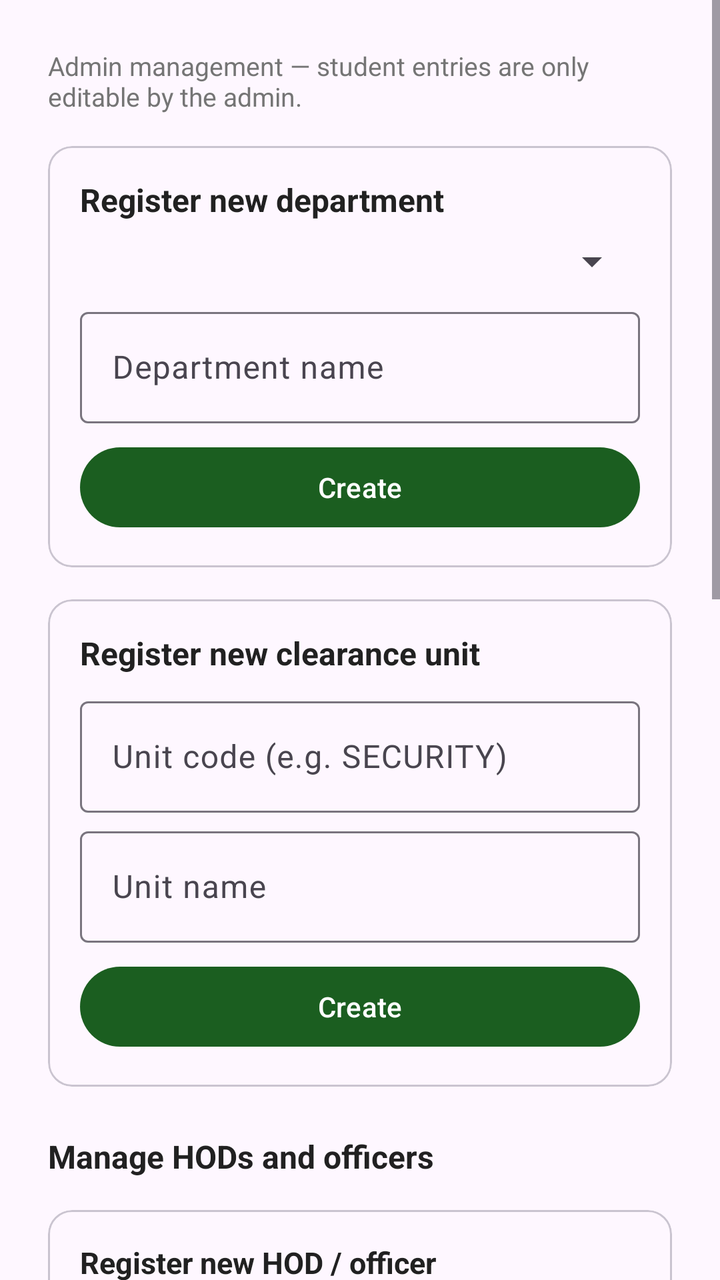
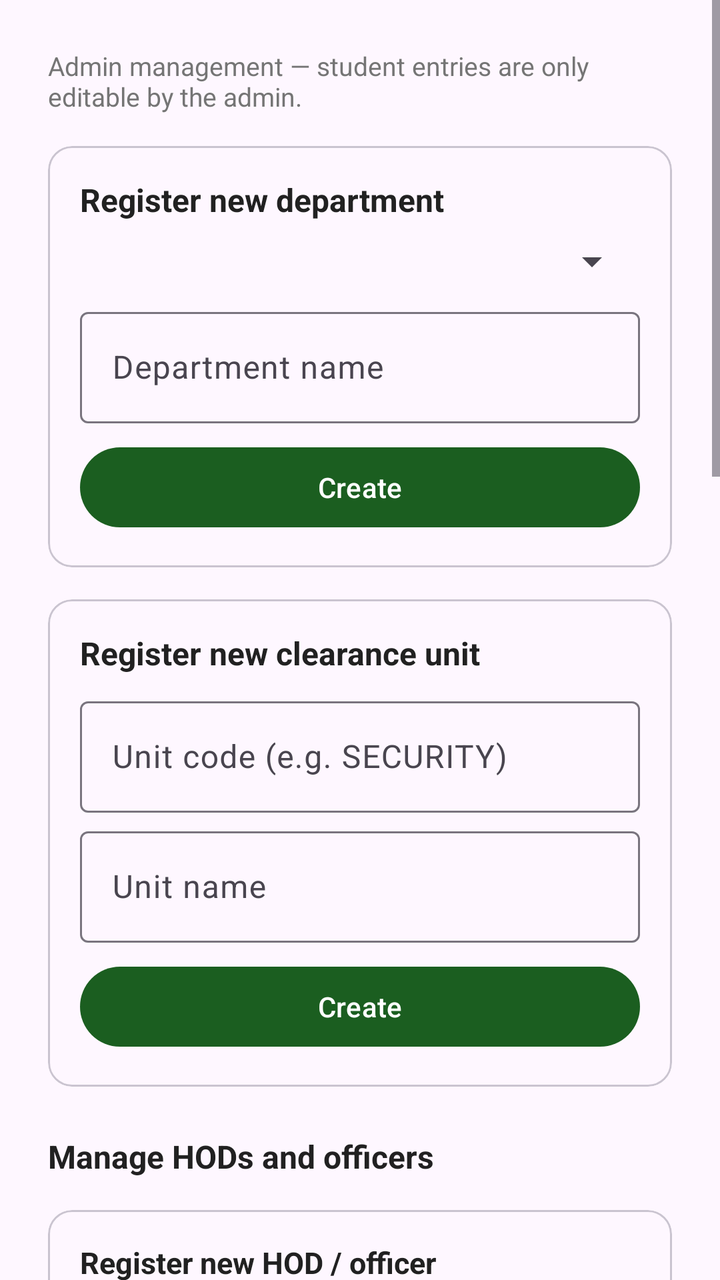

Before-and-after screenshots of an Android layout around one commit, followed by the original layout XML and the change that was made.
<!-- AndroidManifest.xml: application theme Theme.StudentClearance -->
<!-- res/layout/activity_admin_dashboard.xml -->
<?xml version="1.0" encoding="utf-8"?>
<ScrollView xmlns:android="http://schemas.android.com/apk/res/android"
    xmlns:app="http://schemas.android.com/apk/res-auto"
    android:layout_width="match_parent"
    android:layout_height="match_parent">

    <LinearLayout
        android:layout_width="match_parent"
        android:layout_height="wrap_content"
        android:orientation="vertical"
        android:padding="24dp">

        <TextView
            android:layout_width="wrap_content"
            android:layout_height="wrap_content"
            android:text="@string/misc"
            android:textSize="13sp"
            android:textColor="@color/secondary_text" />

        
        <com.google.android.material.card.MaterialCardView
            android:layout_width="match_parent"
            android:layout_height="wrap_content"
            android:layout_marginTop="16dp">

            <LinearLayout
                android:layout_width="match_parent"
                android:layout_height="wrap_content"
                android:orientation="vertical"
                android:padding="16dp">

                <TextView
                    android:layout_width="match_parent"
                    android:layout_height="wrap_content"
                    android:text="@string/admin_register_dept"
                    android:textSize="16sp"
                    android:textStyle="bold"
                    android:textColor="@color/primary_text" />

                <Spinner
                    android:id="@+id/spinnerAdminFaculty"
                    android:layout_width="match_parent"
                    android:layout_height="wrap_content"
                    android:layout_marginTop="8dp"
                    android:prompt="@string/admin_faculty_hint" />

                <com.google.android.material.textfield.TextInputLayout
                    android:layout_width="match_parent"
                    android:layout_height="wrap_content"
                    android:layout_marginTop="8dp"
                    android:hint="@string/admin_department_name_hint">

                    <com.google.android.material.textfield.TextInputEditText
                        android:id="@+id/etDeptName"
                        android:layout_width="match_parent"
                        android:layout_height="wrap_content"
                        android:inputType="text"
                        android:imeOptions="actionDone" />
                </com.google.android.material.textfield.TextInputLayout>

                <com.google.android.material.button.MaterialButton
                    android:id="@+id/btnCreateDept"
                    android:layout_width="match_parent"
                    android:layout_height="wrap_content"
                    android:layout_marginTop="8dp"
                    android:text="@string/admin_create" />
            </LinearLayout>
        </com.google.android.material.card.MaterialCardView>

        
        <com.google.android.material.card.MaterialCardView
            android:layout_width="match_parent"
            android:layout_height="wrap_content"
            android:layout_marginTop="16dp">

            <LinearLayout
                android:layout_width="match_parent"
                android:layout_height="wrap_content"
                android:orientation="vertical"
                android:padding="16dp">

                <TextView
                    android:layout_width="match_parent"
                    android:layout_height="wrap_content"
                    android:text="@string/admin_register_unit"
                    android:textSize="16sp"
                    android:textStyle="bold"
                    android:textColor="@color/primary_text" />

                <com.google.android.material.textfield.TextInputLayout
                    android:layout_width="match_parent"
                    android:layout_height="wrap_content"
                    android:layout_marginTop="8dp"
                    android:hint="@string/admin_unit_code_hint">

                    <com.google.android.material.textfield.TextInputEditText
                        android:id="@+id/etUnitCode"
                        android:layout_width="match_parent"
                        android:layout_height="wrap_content"
                        android:inputType="text"
                        android:imeOptions="actionNext" />
                </com.google.android.material.textfield.TextInputLayout>

                <com.google.android.material.textfield.TextInputLayout
                    android:layout_width="match_parent"
                    android:layout_height="wrap_content"
                    android:layout_marginTop="4dp"
                    android:hint="@string/admin_unit_name_hint">

                    <com.google.android.material.textfield.TextInputEditText
                        android:id="@+id/etUnitName"
                        android:layout_width="match_parent"
                        android:layout_height="wrap_content"
                        android:inputType="text"
                        android:imeOptions="actionDone" />
                </com.google.android.material.textfield.TextInputLayout>

                <com.google.android.material.button.MaterialButton
                    android:id="@+id/btnCreateUnit"
                    android:layout_width="match_parent"
                    android:layout_height="wrap_content"
                    android:layout_marginTop="8dp"
                    android:text="@string/admin_create" />
            </LinearLayout>
        </com.google.android.material.card.MaterialCardView>

        
        <TextView
            android:layout_width="match_parent"
            android:layout_height="wrap_content"
            android:layout_marginTop="24dp"
            android:text="@string/admin_manage_staff"
            android:textSize="16sp"
            android:textStyle="bold"
            android:textColor="@color/primary_text" />

        <com.google.android.material.card.MaterialCardView
            android:layout_width="match_parent"
            android:layout_height="wrap_content"
            android:layout_marginTop="16dp">

            <LinearLayout
                android:layout_width="match_parent"
                android:layout_height="wrap_content"
                android:orientation="vertical"
                android:padding="16dp">

                <TextView
                    android:layout_width="match_parent"
                    android:layout_height="wrap_content"
                    android:text="@string/admin_register_staff"
                    android:textSize="15sp"
                    android:textStyle="bold"
                    android:textColor="@color/primary_text" />

                <Spinner
                    android:id="@+id/spinnerHodRole"
                    android:layout_width="match_parent"
                    android:layout_height="wrap_content"
                    android:layout_marginTop="8dp"
                    android:prompt="@string/admin_staff_role_hint" />

                <Spinner
                    android:id="@+id/spinnerHodFaculty"
                    android:layout_width="match_parent"
                    android:layout_height="wrap_content"
                    android:layout_marginTop="8dp"
                    android:prompt="@string/admin_faculty_hint" />

                <Spinner
                    android:id="@+id/spinnerHodDept"
                    android:layout_width="match_parent"
                    android:layout_height="wrap_content"
                    android:layout_marginTop="8dp"
                    android:prompt="@string/admin_staff_dept_hint" />

                <com.google.android.material.textfield.TextInputLayout
                    android:layout_width="match_parent"
                    android:layout_height="wrap_content"
                    android:layout_marginTop="8dp"
                    android:hint="@string/admin_staff_name_hint">

                    <com.google.android.material.textfield.TextInputEditText
                        android:id="@+id/etHodName"
                        android:layout_width="match_parent"
                        android:layout_height="wrap_content"
                        android:inputType="textPersonName"
                        android:imeOptions="actionNext" />
                </com.google.android.material.textfield.TextInputLayout>

                <com.google.android.material.textfield.TextInputLayout
                    android:layout_width="match_parent"
                    android:layout_height="wrap_content"
                    android:layout_marginTop="4dp"
                    android:hint="@string/admin_staff_email_hint">

                    <com.google.android.material.textfield.TextInputEditText
                        android:id="@+id/etHodEmail"
                        android:layout_width="match_parent"
                        android:layout_height="wrap_content"
                        android:inputType="textEmailAddress"
                        android:imeOptions="actionNext" />
                </com.google.android.material.textfield.TextInputLayout>

                <com.google.android.material.textfield.TextInputLayout
                    android:layout_width="match_parent"
                    android:layout_height="wrap_content"
                    android:layout_marginTop="4dp"
                    android:hint="@string/admin_staff_password_hint"
                    app:endIconMode="password_toggle">

                    <com.google.android.material.textfield.TextInputEditText
                        android:id="@+id/etHodPassword"
                        android:layout_width="match_parent"
                        android:layout_height="wrap_content"
                        android:inputType="textPassword"
                        android:imeOptions="actionDone" />
                </com.google.android.material.textfield.TextInputLayout>

                <com.google.android.material.button.MaterialButton
                    android:id="@+id/btnCreateHod"
                    android:layout_width="match_parent"
                    android:layout_height="wrap_content"
                    android:layout_marginTop="8dp"
                    android:text="@string/admin_add_staff" />
            </LinearLayout>
        </com.google.android.material.card.MaterialCardView>

        
        <com.google.android.material.card.MaterialCardView
            android:layout_width="match_parent"
            android:layout_height="wrap_content"
            android:layout_marginTop="16dp">

            <LinearLayout
                android:layout_width="match_parent"
                android:layout_height="wrap_content"
                android:orientation="vertical"
                android:padding="16dp">

                <TextView
                    android:layout_width="match_parent"
                    android:layout_height="wrap_content"
                    android:text="@string/admin_reset_staff_password"
                    android:textSize="15sp"
                    android:textStyle="bold"
                    android:textColor="@color/primary_text" />

                <Spinner
                    android:id="@+id/spinnerSelectStaff"
                    android:layout_width="match_parent"
                    android:layout_height="wrap_content"
                    android:layout_marginTop="8dp"
                    android:prompt="@string/admin_select_staff_hint" />

                <com.google.android.material.textfield.TextInputLayout
                    android:layout_width="match_parent"
                    android:layout_height="wrap_content"
                    android:layout_marginTop="8dp"
                    android:hint="@string/admin_new_password_hint"
                    app:endIconMode="password_toggle">

                    <com.google.android.material.textfield.TextInputEditText
                        android:id="@+id/etStaffNewPassword"
                        android:layout_width="match_parent"
                        android:layout_height="wrap_content"
                        android:inputType="textPassword"
                        android:imeOptions="actionDone" />
                </com.google.android.material.textfield.TextInputLayout>

                <com.google.android.material.button.MaterialButton
                    android:id="@+id/btnResetStaffPassword"
                    android:layout_width="match_parent"
                    android:layout_height="wrap_content"
                    android:layout_marginTop="8dp"
                    android:text="@string/admin_reset_password" />
            </LinearLayout>
        </com.google.android.material.card.MaterialCardView>

        
        <TextView
            android:layout_width="match_parent"
            android:layout_height="wrap_content"
            android:layout_marginTop="24dp"
            android:text="@string/admin_olevel_records"
            android:textSize="16sp"
            android:textStyle="bold"
            android:textColor="@color/primary_text" />

        <com.google.android.material.button.MaterialButton
            android:id="@+id/btnLoadRecords"
            style="@style/Widget.Material3.Button.OutlinedButton"
            android:layout_width="match_parent"
            android:layout_height="wrap_content"
            android:layout_marginTop="8dp"
            android:text="@string/admin_load_records" />

        <LinearLayout
            android:id="@+id/containerRecords"
            android:layout_width="match_parent"
            android:layout_height="wrap_content"
            android:layout_marginTop="8dp"
            android:orientation="vertical" />
    </LinearLayout>
</ScrollView>
<!-- resources referenced by this layout -->
<resources>
  <color name="primary_text">#212121</color>
  <color name="secondary_text">#757575</color>
  <string name="admin_add_staff">Add HOD / Officer</string>
  <string name="admin_create">Create</string>
  <string name="admin_department_name_hint">Department name</string>
  <string name="admin_faculty_hint">Faculty</string>
  <string name="admin_load_records">Load verification records</string>
  <string name="admin_manage_staff">Manage HODs and officers</string>
  <string name="admin_new_password_hint">New password (min 8 chars)</string>
  <string name="admin_olevel_records">Manage O\'Level verification records:</string>
  <string name="admin_register_dept">Register new department</string>
  <string name="admin_register_staff">Register new HOD / officer</string>
  <string name="admin_register_unit">Register new clearance unit</string>
  <string name="admin_reset_password">Reset Password</string>
  <string name="admin_reset_staff_password">Reset HOD / officer password</string>
  <string name="admin_select_staff_hint">Select HOD / officer</string>
  <string name="admin_staff_dept_hint">Department (required for HOD)</string>
  <string name="admin_staff_email_hint">Email (e.g. hod2@tarsu.edu.ng)</string>
  <string name="admin_staff_name_hint">Full name</string>
  <string name="admin_staff_password_hint">Password (min 8 chars)</string>
  <string name="admin_staff_role_hint">Role</string>
  <string name="admin_unit_code_hint">Unit code (e.g. SECURITY)</string>
  <string name="admin_unit_name_hint">Unit name</string>
  <string name="misc">Admin management — student entries are only editable by the admin.</string>
  <style name="Theme.StudentClearance" parent="Theme.Material3.DayNight">
          <item name="colorPrimary">@color/primary</item>
          <item name="colorOnPrimary">@color/white</item>
          <item name="colorSecondary">@color/accent</item>
          <item name="colorError">@color/error</item>
      </style>
  <color name="primary">#1B5E20</color>
  <color name="white">#FFFFFF</color>
  <color name="accent">#F9A825</color>
  <color name="error">#B00020</color>
</resources>

<!-- the commit's change to res/layout/activity_admin_dashboard.xml (unified diff, before → after) -->
@@ -278,6 +278,79 @@
         </com.google.android.material.card.MaterialCardView>
 
         
+        <com.google.android.material.card.MaterialCardView
+            android:layout_width="match_parent"
+            android:layout_height="wrap_content"
+            android:layout_marginTop="16dp">
+
+            <LinearLayout
+                android:layout_width="match_parent"
+                android:layout_height="wrap_content"
+                android:orientation="vertical"
+                android:padding="16dp">
+
+                <TextView
+                    android:layout_width="match_parent"
+                    android:layout_height="wrap_content"
+                    android:text="@string/admin_reset_student_password"
+                    android:textSize="15sp"
+                    android:textStyle="bold"
+                    android:textColor="@color/primary_text" />
+
+                <com.google.android.material.textfield.TextInputLayout
+                    android:layout_width="match_parent"
+                    android:layout_height="wrap_content"
+                    android:layout_marginTop="8dp"
+                    android:hint="@string/admin_student_search_hint">
+
+                    <com.google.android.material.textfield.TextInputEditText
+                        android:id="@+id/etStudentSearch"
+                        android:layout_width="match_parent"
+                        android:layout_height="wrap_content"
+                        android:inputType="text"
+                        android:imeOptions="actionSearch" />
+                </com.google.android.material.textfield.TextInputLayout>
+
+                <com.google.android.material.button.MaterialButton
+                    android:id="@+id/btnSearchStudents"
+                    style="@style/Widget.Material3.Button.OutlinedButton"
+                    android:layout_width="match_parent"
+                    android:layout_height="wrap_content"
+                    android:layout_marginTop="8dp"
+                    android:text="@string/admin_search_students" />
+
+                <Spinner
+                    android:id="@+id/spinnerSelectStudent"
+                    android:layout_width="match_parent"
+                    android:layout_height="wrap_content"
+                    android:layout_marginTop="8dp"
+                    android:prompt="@string/admin_select_student_hint" />
+
+                <com.google.android.material.textfield.TextInputLayout
+                    android:layout_width="match_parent"
+                    android:layout_height="wrap_content"
+                    android:layout_marginTop="8dp"
+                    android:hint="@string/admin_new_password_hint"
+                    app:endIconMode="password_toggle">
+
+                    <com.google.android.material.textfield.TextInputEditText
+                        android:id="@+id/etStudentNewPassword"
+                        android:layout_width="match_parent"
+                        android:layout_height="wrap_content"
+                        android:inputType="textPassword"
+                        android:imeOptions="actionDone" />
+                </com.google.android.material.textfield.TextInputLayout>
+
+                <com.google.android.material.button.MaterialButton
+                    android:id="@+id/btnResetStudentPassword"
+                    android:layout_width="match_parent"
+                    android:layout_height="wrap_content"
+                    android:layout_marginTop="8dp"
+                    android:text="@string/admin_reset_password" />
+            </LinearLayout>
+        </com.google.android.material.card.MaterialCardView>
+
+        
         <TextView
             android:layout_width="match_parent"
             android:layout_height="wrap_content"
<!-- resource entries referenced after the edit -->
@@ -15,12 +15,16 @@
   <string name="admin_register_unit">Register new clearance unit</string>
   <string name="admin_reset_password">Reset Password</string>
   <string name="admin_reset_staff_password">Reset HOD / officer password</string>
+  <string name="admin_reset_student_password">Reset student password</string>
+  <string name="admin_search_students">Search Students</string>
   <string name="admin_select_staff_hint">Select HOD / officer</string>
+  <string name="admin_select_student_hint">Select student</string>
   <string name="admin_staff_dept_hint">Department (required for HOD)</string>
   <string name="admin_staff_email_hint">Email (e.g. hod2@tarsu.edu.ng)</string>
   <string name="admin_staff_name_hint">Full name</string>
   <string name="admin_staff_password_hint">Password (min 8 chars)</string>
   <string name="admin_staff_role_hint">Role</string>
+  <string name="admin_student_search_hint">Search by matric no, name or email</string>
   <string name="admin_unit_code_hint">Unit code (e.g. SECURITY)</string>
   <string name="admin_unit_name_hint">Unit name</string>
   <string name="misc">Admin management — student entries are only editable by the admin.</string>
